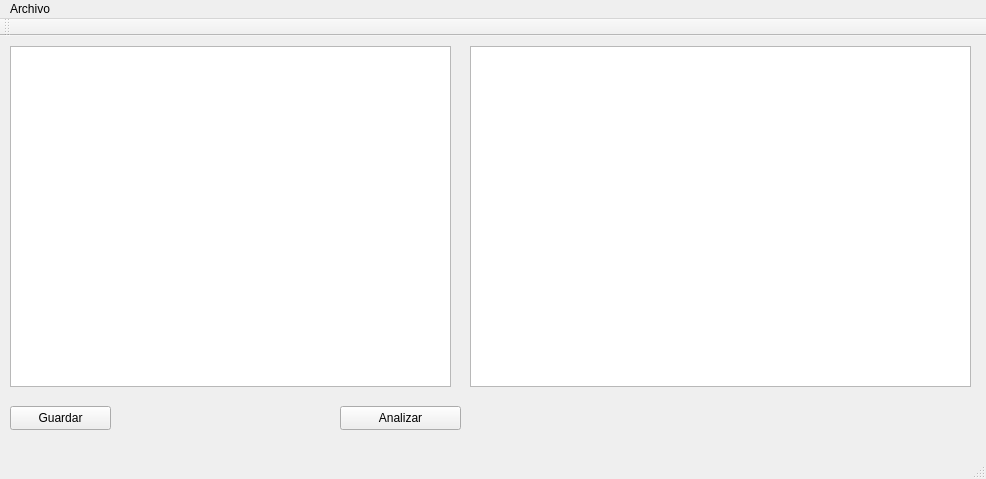
Above: mainwindow.ui from koerhunt/alex before the change. Below: the same form after it.
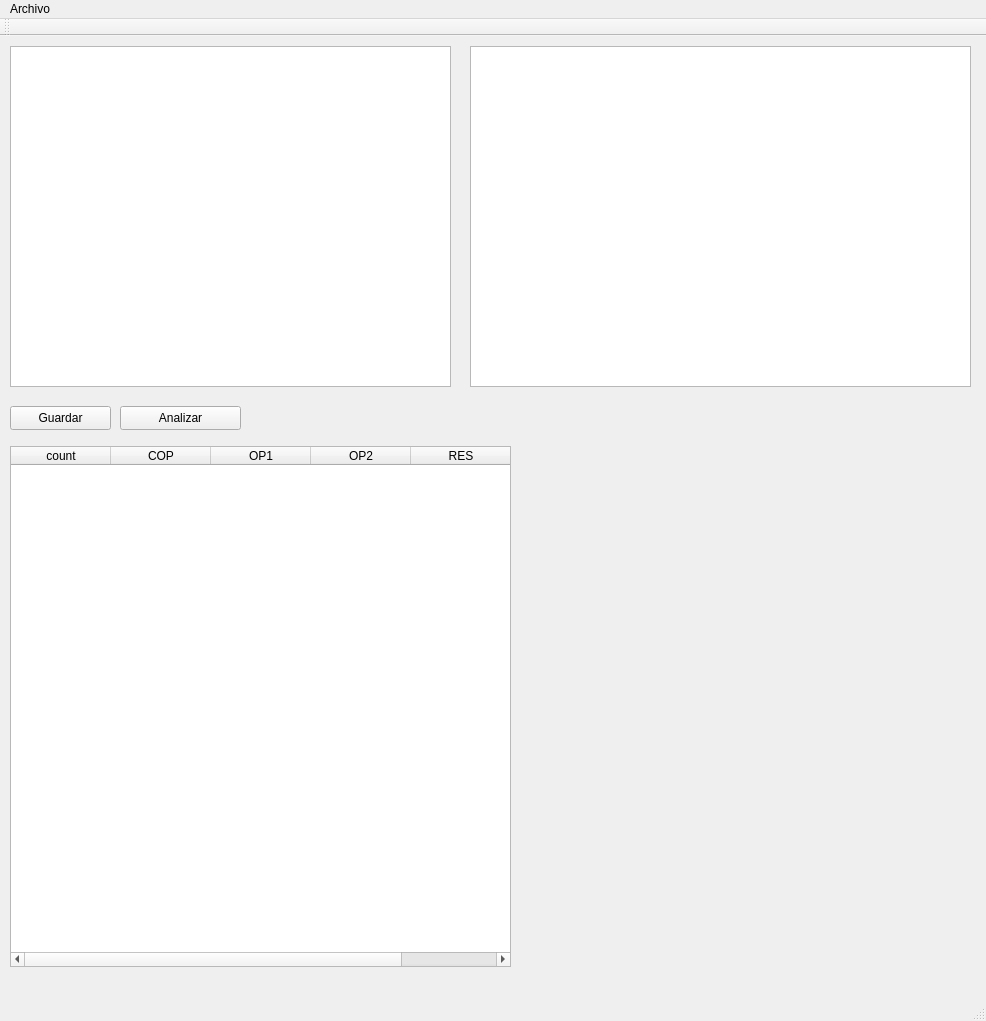
That is the form after the change.

Commit message: agregada UI + traduccion a palabras

```diff
--- a/mainwindow.ui
+++ b/mainwindow.ui
@@ -7,7 +7,7 @@
     <x>0</x>
     <y>0</y>
     <width>986</width>
-    <height>479</height>
+    <height>1021</height>
    </rect>
   </property>
   <property name="windowTitle">
@@ -17,7 +17,7 @@
    <widget class="QPushButton" name="pushButton_2">
     <property name="geometry">
      <rect>
-      <x>340</x>
+      <x>120</x>
       <y>370</y>
       <width>121</width>
       <height>24</height>
@@ -63,6 +63,41 @@
      </rect>
     </property>
    </widget>
+   <widget class="QTableWidget" name="tableWidget_2">
+    <property name="geometry">
+     <rect>
+      <x>10</x>
+      <y>410</y>
+      <width>501</width>
+      <height>521</height>
+     </rect>
+    </property>
+    <column>
+     <property name="text">
+      <string>count</string>
+     </property>
+    </column>
+    <column>
+     <property name="text">
+      <string>COP</string>
+     </property>
+    </column>
+    <column>
+     <property name="text">
+      <string>OP1</string>
+     </property>
+    </column>
+    <column>
+     <property name="text">
+      <string>OP2</string>
+     </property>
+    </column>
+    <column>
+     <property name="text">
+      <string>RES</string>
+     </property>
+    </column>
+   </widget>
   </widget>
   <widget class="QToolBar" name="mainToolBar">
    <attribute name="toolBarArea">
```
The commit also changes 3 other files.
